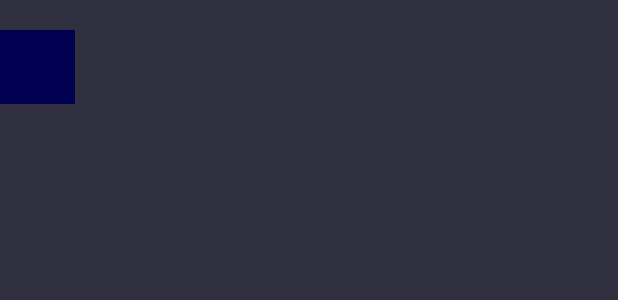
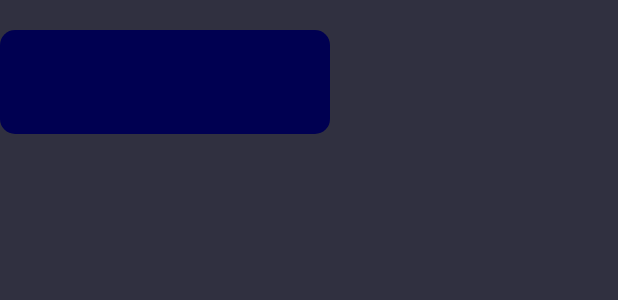
Before and after one commit to EinTheFrog/CustomGram, an Android app: the layout list_item_message.xml on its own in the app's theme, with its tools: preview values and no code run, on a phone screen of 412 x 824 dp. Shown: the top 300 px of the screen. Run offline under Robolectric (Android 15) with nearby library versions, the phone set to English and light mode, and no system bars.

Commit message:
Improved chat screen

```diff
--- a/app/src/main/java/com/example/customgram/Example.java
+++ b/app/src/main/java/com/example/customgram/Example.java
@@ -213,6 +213,7 @@ public final class Example {
     }
 
     public static void executeSendMessage(String text) {
+        if (text.equals("")) return;
         TdApi.FormattedText formattedText = new TdApi.FormattedText(text, null);
         TdApi.InputMessageText messageText = new TdApi.InputMessageText(
                 formattedText, false, true
--- /dev/null
+++ b/app/src/main/res/drawable/bg_message_shell.xml
@@ -0,0 +1,6 @@
+<?xml version="1.0" encoding="utf-8"?>
+<shape xmlns:android="http://schemas.android.com/apk/res/android">
+    <solid android:color="?colorPrimaryDark"/>
+    <corners android:radius="10dp"/>
+    <padding android:left="0dp" android:top="0dp" android:right="0dp" android:bottom="0dp" />
+</shape>
--- a/app/src/main/res/layout/list_item_message.xml
+++ b/app/src/main/res/layout/list_item_message.xml
@@ -23,12 +23,17 @@
             android:layout_width="wrap_content"
             android:layout_height="wrap_content"
             android:layout_marginBottom="10dp"
-            app:layout_constraintTop_toTopOf="parent"
-            app:layout_constraintLeft_toLeftOf="parent" />
+            app:layout_constraintLeft_toLeftOf="parent"
+            app:layout_constraintTop_toTopOf="parent" />
+
         <ImageView
             android:id="@+id/message_photo"
-            android:layout_width="match_parent"
+            android:layout_width="200dp"
             android:layout_height="wrap_content"
+            android:maxWidth="250dp"
+            android:minWidth="50dp"
+            android:adjustViewBounds="true"
+            app:layout_constraintLeft_toLeftOf="parent"
             app:layout_constraintTop_toBottomOf="@id/message_from" />
 
         <TextView
@@ -38,11 +43,11 @@
             android:minWidth="50dp"
             android:maxWidth="250dp"
             android:layout_height="wrap_content"
-            app:layout_constraintBottom_toBottomOf="parent"
+            app:layout_constraintVertical_bias="0.0"
             app:layout_constraintHorizontal_bias="0.0"
             app:layout_constraintLeft_toLeftOf="parent"
             app:layout_constraintTop_toBottomOf="@id/message_photo"
-            app:layout_constraintVertical_bias="0.0" />
+            app:layout_constraintBottom_toBottomOf="parent" />
 
     </androidx.constraintlayout.widget.ConstraintLayout>
 </FrameLayout>
--- a/app/src/main/res/values/styles.xml
+++ b/app/src/main/res/values/styles.xml
@@ -11,7 +11,8 @@
         <item name="android:textSize">22sp</item>
     </style>
     <style name="AppTheme.Message">
-        <item name="android:background">?colorPrimaryDark</item>
+        <item name="android:padding">10dp</item>
+        <item name="android:background">@drawable/bg_message_shell</item>
     </style>
 
     <style name="TextAppearance.Customgram.Headline6"
```
Also changed, not shown: app/src/main/java/com/example/customgram/MessageListFragment.java (+2 -9 lines), app/src/main/java/com/example/customgram/MessageRecyclerViewAdapter.java (+12 -4 lines).
